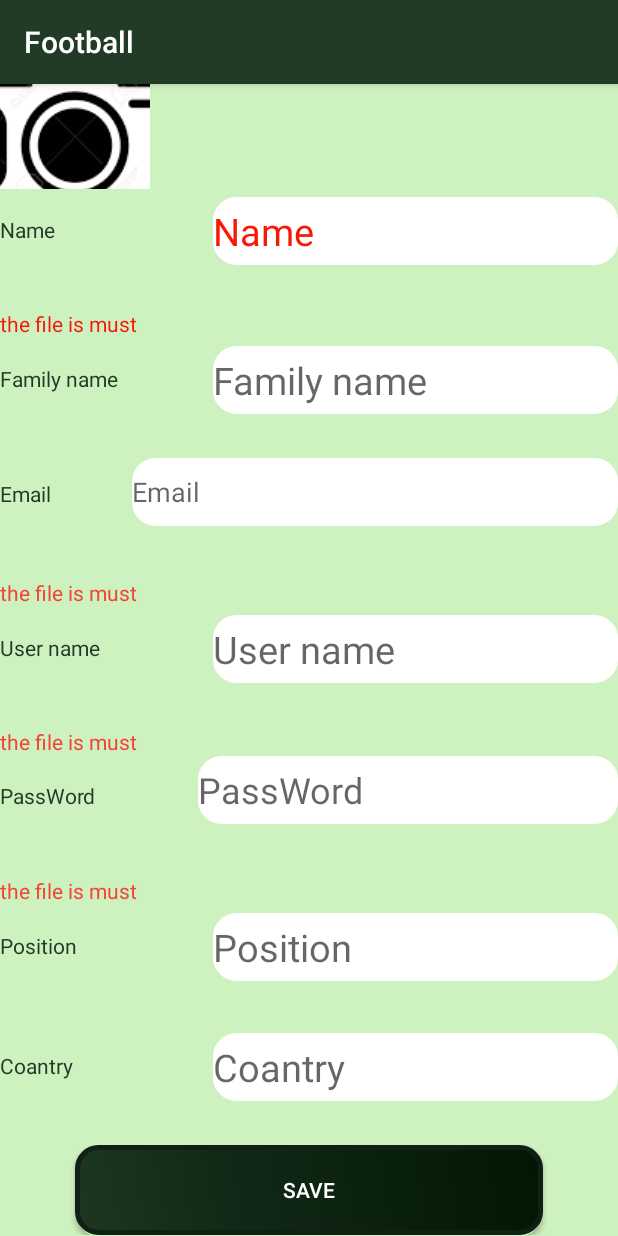
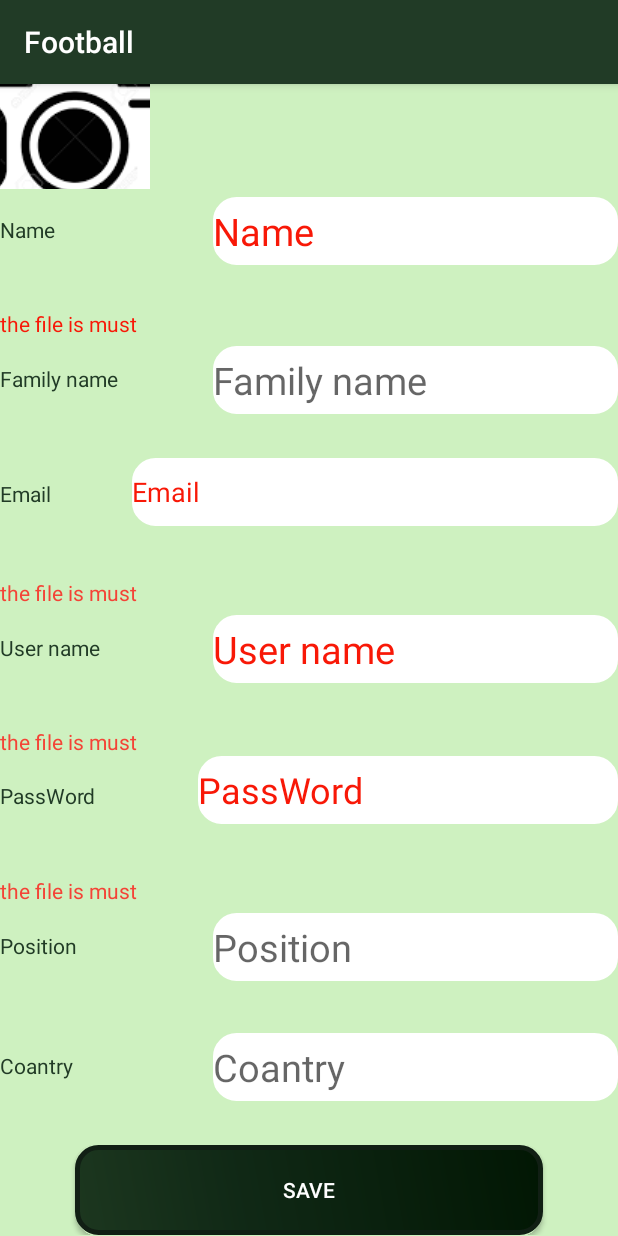
Before and after one commit to rivkaba/footBall, an Android app: the Profile screen opened directly, with no data from a screen before it, after a tap on "SAVE", on a phone screen of 412 x 824 dp. Run offline under Robolectric (Android 15) with nearby library versions, the phone set to English and light mode, and no system bars.

Commit message:
COLORE MUST

```diff
--- a/app/src/main/java/rivkaba/com/Profile.java
+++ b/app/src/main/java/rivkaba/com/Profile.java
@@ -43,18 +43,26 @@ public class Profile extends AppCompatActivity {
                 else
                 if(texMustName.getVisibility()== View.VISIBLE &&!name.getText().toString().equals(""))
                     texMustName.setVisibility(View.INVISIBLE);
-                if(email.getText().toString().equals(""))
+                if(email.getText().toString().equals("")) {
                     texMustEmail.setVisibility(View.VISIBLE);
+                    email.setHintTextColor(getResources().getColor(R.color.colorEror));
+                }
                 else
                 if(texMustEmail.getVisibility()== View.VISIBLE &&!email.getText().toString().equals(""))
                     texMustEmail.setVisibility(View.INVISIBLE);
-                if(userName.getText().toString().equals(""))
+                if(userName.getText().toString().equals("")) {
                     texMustUserName.setVisibility(View.VISIBLE);
+                    userName.setHintTextColor(getResources().getColor(R.color.colorEror));
+
+                }
                 else
                 if(texMustUserName.getVisibility()== View.VISIBLE &&!userName.getText().toString().equals(""))
                     texMustUserName.setVisibility(View.INVISIBLE);
-                if(passWord.getText().toString().equals(""))
+                if(passWord.getText().toString().equals("")) {
                     texMustPassWord.setVisibility(View.VISIBLE);
+                    passWord.setHintTextColor(getResources().getColor(R.color.colorEror));
+
+                }
                 else
                 if(texMustPassWord.getVisibility()== View.VISIBLE &&!passWord.getText().toString().equals(""))
                     texMustPassWord.setVisibility(View.INVISIBLE);
--- a/app/src/main/res/layout/activity_profile.xml
+++ b/app/src/main/res/layout/activity_profile.xml
@@ -197,7 +197,7 @@
                 android:inputType="textPassword"
                 android:textAppearance="@style/TextAppearance.AppCompat.Headline"
                 android:textColor="@color/colorPrimary"
-                android:textColorHighlight="@color/background"
+                android:textColorHighlight="@color/colorBackground"
                 android:textColorLink="@color/colorPrimary" />
         </LinearLayout>
             <TextView
```
